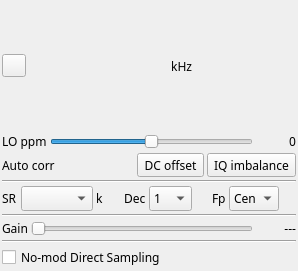
The window that plugins/samplesource/rtlsdr/rtlsdrgui.ui (f4exb/sdrangel) describes before a commit, drawn with Qt 5.
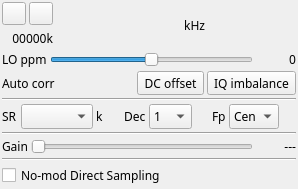
The same window after the commit. Icons and pictures are not drawn. Custom widgets are drawn as their Qt base class.

Commit message: Multi device support: Apply previous changes to RTL-SDR.

Patch:
```diff
--- a/plugins/samplesource/rtlsdr/rtlsdrgui.ui
+++ b/plugins/samplesource/rtlsdr/rtlsdrgui.ui
@@ -7,7 +7,7 @@
     <x>0</x>
     <y>0</y>
     <width>298</width>
-    <height>271</height>
+    <height>189</height>
    </rect>
   </property>
   <property name="sizePolicy">
@@ -35,6 +35,10 @@
    <item>
     <layout class="QHBoxLayout" name="horizontalLayout_freq">
      <item>
+      <layout class="QVBoxLayout" name="deviceUILayout">
+       <item>
+        <layout class="QHBoxLayout" name="deviceButtonsLayout">
+         <item>
       <widget class="ButtonSwitch" name="startStop">
        <property name="toolTip">
         <string>start/stop acquisition</string>
@@ -48,6 +52,42 @@
          <normalon>:/stop.png</normalon>:/play.png</iconset>
        </property>
       </widget>
+         </item>
+         <item>
+          <widget class="ButtonSwitch" name="record">
+           <property name="toolTip">
+            <string>Record I/Q samples from device</string>
+           </property>
+           <property name="text">
+            <string/>
+           </property>
+           <property name="icon">
+            <iconset resource="../../../sdrbase/resources/res.qrc">
+             <normaloff>:/record_off.png</normaloff>
+             <normalon>:/record_on.png</normalon>:/record_off.png</iconset>
+           </property>
+          </widget>
+         </item>
+        </layout>
+       </item>
+       <item>
+        <layout class="QHBoxLayout" name="deviceRateLayout">
+         <item>
+          <widget class="QLabel" name="deviceRateText">
+           <property name="toolTip">
+            <string>I/Q sample rate kS/s</string>
+           </property>
+           <property name="text">
+            <string>00000k</string>
+           </property>
+           <property name="alignment">
+            <set>Qt::AlignRight|Qt::AlignTrailing|Qt::AlignVCenter</set>
+           </property>
+          </widget>
+         </item>
+        </layout>
+       </item>
+      </layout>
      </item>
      <item>
       <spacer name="horizontalSpacer">
```
Lines whose indentation alone changed are shown as unchanged. The commit also changes 6 other files.
